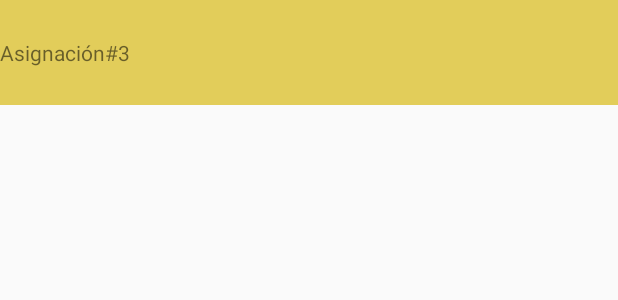
After one commit to LuisGPT12/Lab1_SoftwareVI, an Android app built with Jetpack Compose: the layout main_activity.xml on its own in the app's theme, with its tools: preview values and no code run, on a phone screen of 412 x 824 dp. The commit adds this screen. Shown: the top 300 px of the screen. Run offline under Robolectric (Android 15) with nearby library versions, the phone set to English and light mode, and no system bars.

Commit message:
Commit-medio comnmit

```diff
--- a/app/build.gradle.kts
+++ b/app/build.gradle.kts
@@ -49,6 +49,8 @@ dependencies {
     implementation(libs.androidx.ui.graphics)
     implementation(libs.androidx.ui.tooling.preview)
     implementation(libs.androidx.material3)
+    implementation(libs.androidx.appcompat)
+    implementation(libs.androidx.constraintlayout)
     testImplementation(libs.junit)
     androidTestImplementation(libs.androidx.junit)
     androidTestImplementation(libs.androidx.espresso.core)
--- /dev/null
+++ b/app/src/main/res/layout/main_activity.xml
@@ -0,0 +1,23 @@
+<?xml version="1.0" encoding="utf-8"?>
+<androidx.constraintlayout.widget.ConstraintLayout xmlns:android="http://schemas.android.com/apk/res/android"
+    xmlns:tools="http://schemas.android.com/tools"
+    android:layout_width="match_parent"
+    android:layout_height="match_parent"
+    xmlns:app="http://schemas.android.com/apk/res-auto"
+    android:orientation="vertical">
+
+    <FrameLayout
+        android:layout_width="match_parent"
+        android:layout_height="match_parent"
+        android:visibility="visible">
+
+        <androidx.appcompat.widget.Toolbar
+            android:id="@+id/toolbar"
+            android:layout_width="match_parent"
+            android:layout_height="70dp"
+            android:background="#E2CD5A"
+            android:visibility="visible"
+            app:title="Asignación#3"
+             />
+    </FrameLayout>
+</androidx.constraintlayout.widget.ConstraintLayout>
--- a/gradle/libs.versions.toml
+++ b/gradle/libs.versions.toml
@@ -8,6 +8,8 @@ espressoCore = "3.6.1"
 lifecycleRuntimeKtx = "2.6.1"
 activityCompose = "1.10.1"
 composeBom = "2024.09.00"
+appcompat = "1.7.0"
+constraintlayout = "2.2.1"
 
 [libraries]
 androidx-core-ktx = { group = "androidx.core", name = "core-ktx", version.ref = "coreKtx" }
@@ -24,6 +26,8 @@ androidx-ui-tooling-preview = { group = "androidx.compose.ui", name = "ui-toolin
 androidx-ui-test-manifest = { group = "androidx.compose.ui", name = "ui-test-manifest" }
 androidx-ui-test-junit4 = { group = "androidx.compose.ui", name = "ui-test-junit4" }
 androidx-material3 = { group = "androidx.compose.material3", name = "material3" }
+androidx-appcompat = { group = "androidx.appcompat", name = "appcompat", version.ref = "appcompat" }
+androidx-constraintlayout = { group = "androidx.constraintlayout", name = "constraintlayout", version.ref = "constraintlayout" }
 
 [plugins]
 android-application = { id = "com.android.application", version.ref = "agp" }
```
Also changed, not shown: app/src/main/java/com/example/lab1_softwarevi/MainActivity.kt (+4 -37 lines).
